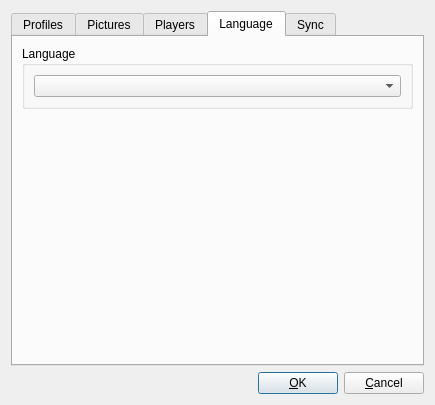
Above: OptionsDialog.ui from Syping/gta5sync before the change. Below: the same form after it.
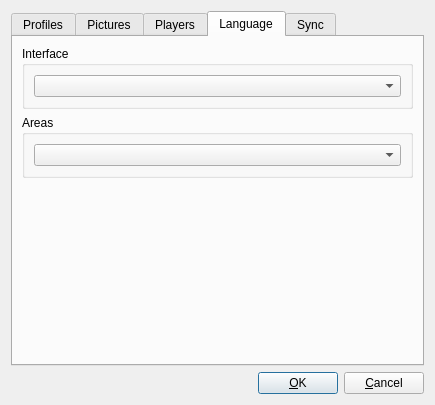
That is the form after the change. The open tabs and pages were chosen to show the change.

Commit message: area language change now possible

```diff
--- a/OptionsDialog.ui
+++ b/OptionsDialog.ui
@@ -390,7 +390,7 @@
        <item>
         <widget class="QGroupBox" name="gbLanguage">
          <property name="title">
-          <string>Language</string>
+          <string>Interface</string>
          </property>
          <layout class="QVBoxLayout" name="vlLanguage">
           <item>
@@ -399,6 +399,18 @@
          </layout>
         </widget>
        </item>
+       <item>
+        <widget class="QGroupBox" name="gbAreas">
+         <property name="title">
+          <string>Areas</string>
+         </property>
+         <layout class="QVBoxLayout" name="verticalLayout">
+          <item>
+           <widget class="QComboBox" name="cbAreaLanguage"/>
+          </item>
+         </layout>
+        </widget>
+       </item>
        <item>
         <spacer name="vsInterface">
          <property name="orientation">
```
Left out of the diff: 2 changed lines with no effect on the pictures. The commit also changes 13 other files.
